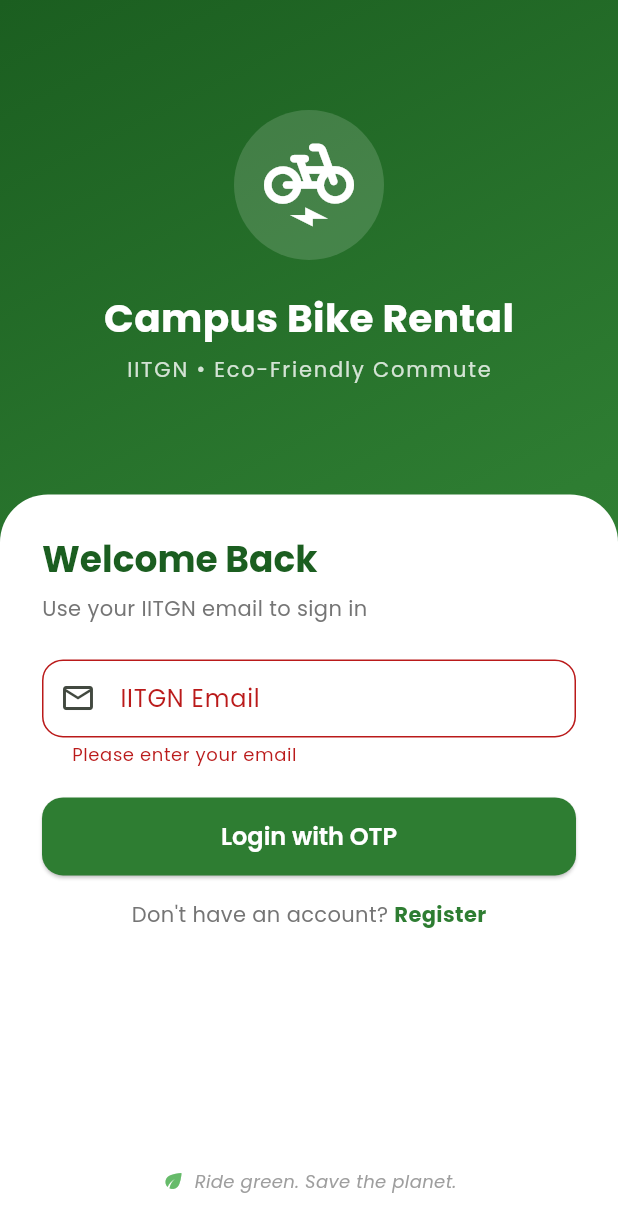
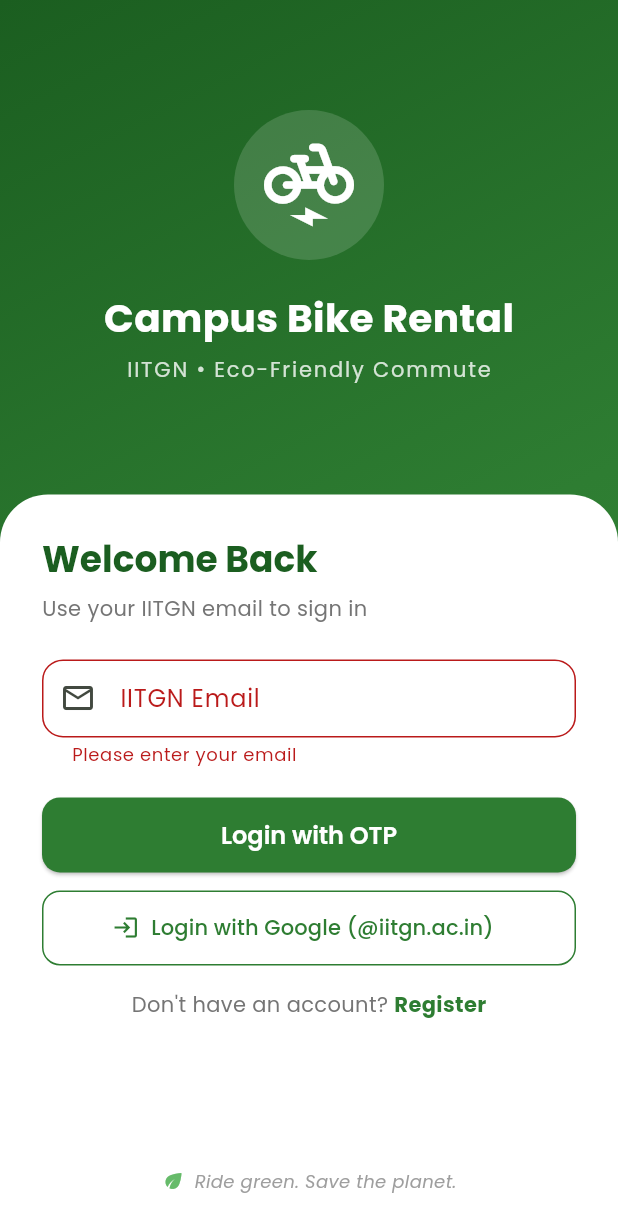
Before and after one commit to devraj07/Campus-Bike-Rental, a Flutter app: the screen it shows after launch, after a tap on "Login with OTP", on a phone screen of 412 x 824 dp. Shown: the top 1232 px of the screen. Run offline on Flutter 3.47's test engine with Material 3 defaults, Android fonts, the phone set to English and light mode, and no system bars; our stand-ins replace firebase_auth, firebase_core, google_fonts; accounts and stored records are empty.

Commit message:
feat: added Google OAuth, OTP via EmailJS, Firebase integration

```diff
--- a/lib/main.dart
+++ b/lib/main.dart
@@ -1,8 +1,15 @@
 import 'package:flutter/material.dart';
 import 'package:google_fonts/google_fonts.dart';
+import 'package:firebase_core/firebase_core.dart';
+import 'firebase_options.dart';
 import 'screens/login_screen.dart';
+import 'screens/home_screen.dart';
 
-void main() {
+void main() async {
+  WidgetsFlutterBinding.ensureInitialized();
+  await Firebase.initializeApp(
+    options: DefaultFirebaseOptions.currentPlatform,
+  );
   runApp(const CampusBikeRentalApp());
 }
 
@@ -16,11 +23,14 @@
       debugShowCheckedModeBanner: false,
       theme: _buildTheme(),
       home: const LoginScreen(),
+      routes: {
+        '/home': (context) => const HomeScreen(),
+      },
     );
   }
 
   ThemeData _buildTheme() {
-    const seedColor = Color(0xFF2E7D32); // Deep green
+    const seedColor = Color(0xFF2E7D32);
     final colorScheme = ColorScheme.fromSeed(
       seedColor: seedColor,
       brightness: Brightness.light,
@@ -74,12 +84,14 @@
           borderRadius: BorderRadius.circular(14),
           borderSide: const BorderSide(color: Color(0xFF2E7D32), width: 2),
         ),
-        contentPadding: const EdgeInsets.symmetric(horizontal: 16, vertical: 14),
+        contentPadding:
+            const EdgeInsets.symmetric(horizontal: 16, vertical: 14),
       ),
       cardTheme: CardThemeData(
         elevation: 2,
         shadowColor: Colors.black12,
-        shape: RoundedRectangleBorder(borderRadius: BorderRadius.circular(16)),
+        shape:
+            RoundedRectangleBorder(borderRadius: BorderRadius.circular(16)),
         color: Colors.white,
       ),
       bottomNavigationBarTheme: const BottomNavigationBarThemeData(
--- a/lib/screens/active_ride_screen.dart
+++ b/lib/screens/active_ride_screen.dart
@@ -53,7 +53,7 @@
     final h = d.inHours.toString().padLeft(2, "0");
     final m = (d.inMinutes % 60).toString().padLeft(2, "0");
     final s = (d.inSeconds % 60).toString().padLeft(2, "0");
-    return "${h}:${m}:${s}";
+    return "$h:$m:$s";
   }
 
   Future<void> _endRide() async {
--- a/lib/screens/login_screen.dart
+++ b/lib/screens/login_screen.dart
@@ -24,7 +24,8 @@
     super.initState();
     _animController = AnimationController(
         vsync: this, duration: const Duration(milliseconds: 600));
-    _fadeAnim = CurvedAnimation(parent: _animController, curve: Curves.easeIn);
+    _fadeAnim =
+        CurvedAnimation(parent: _animController, curve: Curves.easeIn);
     _animController.forward();
   }
 
@@ -45,16 +46,27 @@
       Navigator.push(
         context,
         MaterialPageRoute(
-          builder: (_) => OtpScreen(
-            email: email,
-            isRegister: _isRegisterMode,
-          ),
+          builder: (_) => OtpScreen(email: email, isRegister: _isRegisterMode),
         ),
       );
     } catch (e) {
-      ScaffoldMessenger.of(context).showSnackBar(
-        SnackBar(content: Text('Error: $e')),
-      );
+      ScaffoldMessenger.of(context)
+          .showSnackBar(SnackBar(content: Text('Error: $e')));
+    } finally {
+      if (mounted) setState(() => _isLoading = false);
+    }
+  }
+
+  Future<void> _signInWithGoogle() async {
+    setState(() => _isLoading = true);
+    try {
+      final user = await _authService.signInWithGoogle();
+      if (user == null) return;
+      if (!mounted) return;
+      Navigator.pushReplacementNamed(context, '/home');
+    } catch (e) {
+      ScaffoldMessenger.of(context)
+          .showSnackBar(SnackBar(content: Text('Error: $e')));
     } finally {
       if (mounted) setState(() => _isLoading = false);
     }
@@ -69,7 +81,11 @@
           gradient: LinearGradient(
             begin: Alignment.topLeft,
             end: Alignment.bottomRight,
-            colors: [Color(0xFF1B5E20), Color(0xFF2E7D32), Color(0xFF388E3C)],
+            colors: [
+              Color(0xFF1B5E20),
+              Color(0xFF2E7D32),
+              Color(0xFF388E3C)
+            ],
           ),
         ),
         child: SafeArea(
@@ -77,7 +93,6 @@
             opacity: _fadeAnim,
             child: Column(
               children: [
-                // Header
                 Expanded(
                   flex: 2,
                   child: Padding(
@@ -119,7 +134,6 @@
                     ),
                   ),
                 ),
-                // Card
                 Expanded(
                   flex: 3,
                   child: Container(
@@ -135,7 +149,9 @@
                         crossAxisAlignment: CrossAxisAlignment.start,
                         children: [
                           Text(
-                            _isRegisterMode ? 'Create Account' : 'Welcome Back',
+                            _isRegisterMode
+                                ? 'Create Account'
+                                : 'Welcome Back',
                             style: theme.textTheme.headlineSmall?.copyWith(
                               fontWeight: FontWeight.w700,
                               color: const Color(0xFF1B5E20),
@@ -144,9 +160,8 @@
                           const SizedBox(height: 6),
                           Text(
                             'Use your IITGN email to ${_isRegisterMode ? 'register' : 'sign in'}',
-                            style: theme.textTheme.bodyMedium?.copyWith(
-                              color: Colors.grey[600],
-                            ),
+                            style: theme.textTheme.bodyMedium
+                                ?.copyWith(color: Colors.grey[600]),
                           ),
                           const SizedBox(height: 24),
                           TextFormField(
@@ -168,8 +183,17 @@
                             },
                           ),
                           const SizedBox(height: 20),
-                          ElevatedButton(
+                          SizedBox(
+                            width: double.infinity,
+                            height: 50,
+                            child: ElevatedButton(
                               onPressed: _isLoading ? null : _submit,
+                              style: ElevatedButton.styleFrom(
+                                backgroundColor: const Color(0xFF2E7D32),
+                                shape: RoundedRectangleBorder(
+                                  borderRadius: BorderRadius.circular(12),
+                                ),
+                              ),
                               child: _isLoading
                                   ? const SizedBox(
                                       height: 22,
@@ -179,9 +203,35 @@
                                         color: Colors.white,
                                       ),
                                     )
-                                : Text(_isRegisterMode
+                                  : Text(
+                                      _isRegisterMode
                                           ? 'Register & Get OTP'
-                                    : 'Login with OTP'),
+                                          : 'Login with OTP',
+                                      style: const TextStyle(
+                                          color: Colors.white, fontSize: 16),
+                                    ),
+                            ),
+                          ),
+                          const SizedBox(height: 12),
+                          SizedBox(
+                            width: double.infinity,
+                            height: 50,
+                            child: OutlinedButton.icon(
+                              onPressed: _isLoading ? null : _signInWithGoogle,
+                              icon: const Icon(Icons.login,
+                                  color: Color(0xFF2E7D32)),
+                              label: const Text(
+                                'Login with Google (@iitgn.ac.in)',
+                                style: TextStyle(color: Color(0xFF2E7D32)),
+                              ),
+                              style: OutlinedButton.styleFrom(
+                                side: const BorderSide(
+                                    color: Color(0xFF2E7D32)),
+                                shape: RoundedRectangleBorder(
+                                  borderRadius: BorderRadius.circular(12),
+                                ),
+                              ),
+                            ),
                           ),
                           const SizedBox(height: 16),
                           Row(
@@ -194,8 +244,8 @@
                                 style: TextStyle(color: Colors.grey[600]),
                               ),
                               GestureDetector(
-                                onTap: () => setState(
-                                    () => _isRegisterMode = !_isRegisterMode),
+                                onTap: () => setState(() =>
+                                    _isRegisterMode = !_isRegisterMode),
                                 child: Text(
                                   _isRegisterMode ? 'Login' : 'Register',
                                   style: const TextStyle(
--- a/lib/screens/profile_screen.dart
+++ b/lib/screens/profile_screen.dart
@@ -72,7 +72,7 @@
                   Row(
                     mainAxisAlignment: MainAxisAlignment.center,
                     children: [
-                      _ProfileStat(label: 'Rides', value: '5'),
+                      const _ProfileStat(label: 'Rides', value: '5'),
                       Container(
                           width: 1, height: 40, color: Colors.white30,
                           margin: const EdgeInsets.symmetric(horizontal: 20)),
@@ -80,7 +80,7 @@
                       Container(
                           width: 1, height: 40, color: Colors.white30,
                           margin: const EdgeInsets.symmetric(horizontal: 20)),
-                      _ProfileStat(label: 'CO₂ Saved', value: '2.7g'),
+                      const _ProfileStat(label: 'CO₂ Saved', value: '2.7g'),
                     ],
                   ),
                 ],
--- a/lib/widgets/bike_card.dart
+++ b/lib/widgets/bike_card.dart
@@ -106,8 +106,8 @@
                           ),
                         ),
                         const Spacer(),
-                        Icon(Icons.near_me_rounded,
-                            size: 14, color: const Color(0xFF9E9E9E)),
+                        const Icon(Icons.near_me_rounded,
+                            size: 14, color: Color(0xFF9E9E9E)),
                         const SizedBox(width: 2),
                         Text(
                           '${bike.distanceKm} km',
--- a/pubspec.yaml
+++ b/pubspec.yaml
@@ -17,6 +17,9 @@
   percent_indicator: ^4.2.3
   image_picker: ^1.0.7
   intl: ^0.19.0
+  firebase_core: ^3.0.0
+  firebase_auth: ^5.0.0
+  http: ^1.2.0
 
 dev_dependencies:
   flutter_test:
```
Also changed, not shown: lib/screens/home_screen.dart (+11 -10 lines), lib/screens/list_your_bike_screen.dart (+12 -12 lines), lib/screens/map_screen.dart (+6 -6 lines), lib/screens/my_bike_screen.dart (+6 -6 lines), lib/screens/otp_screen.dart (+0 -22 lines), lib/screens/owner_pin_setup_screen.dart (+12 -4 lines), lib/screens/owner_rental_history_screen.dart (+12 -12 lines), lib/screens/stand_availability_screen.dart (+6 -6 lines), lib/services/auth_service.dart (+84 -14 lines), firebase.json (added), lib/firebase_options.dart (added), pubspec.lock, 14 other files. Lines whose indentation alone changed are shown as unchanged.
